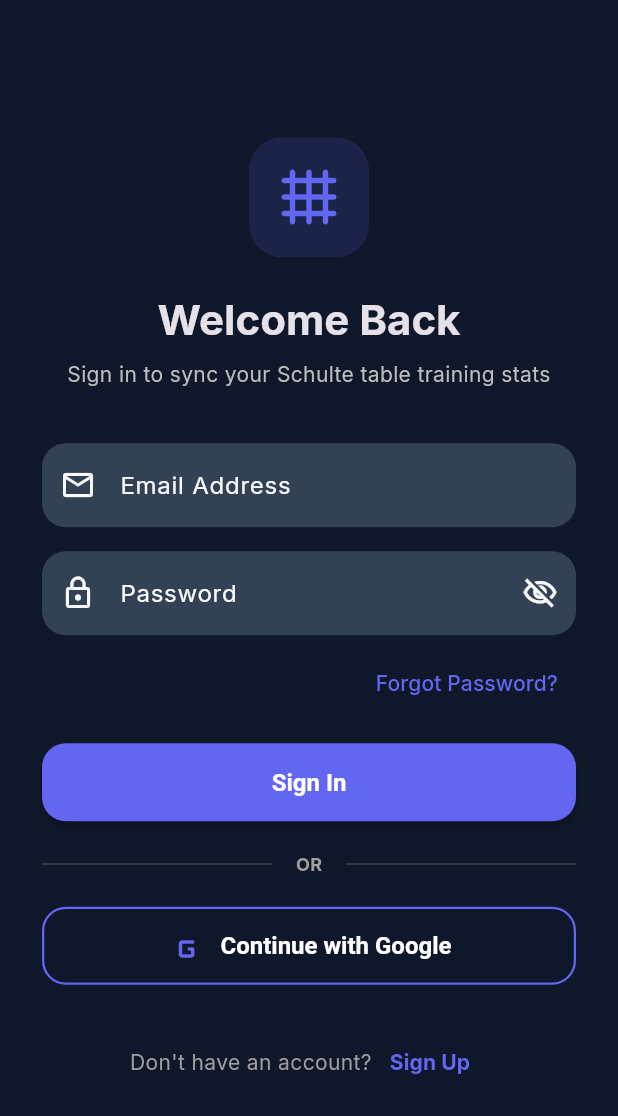
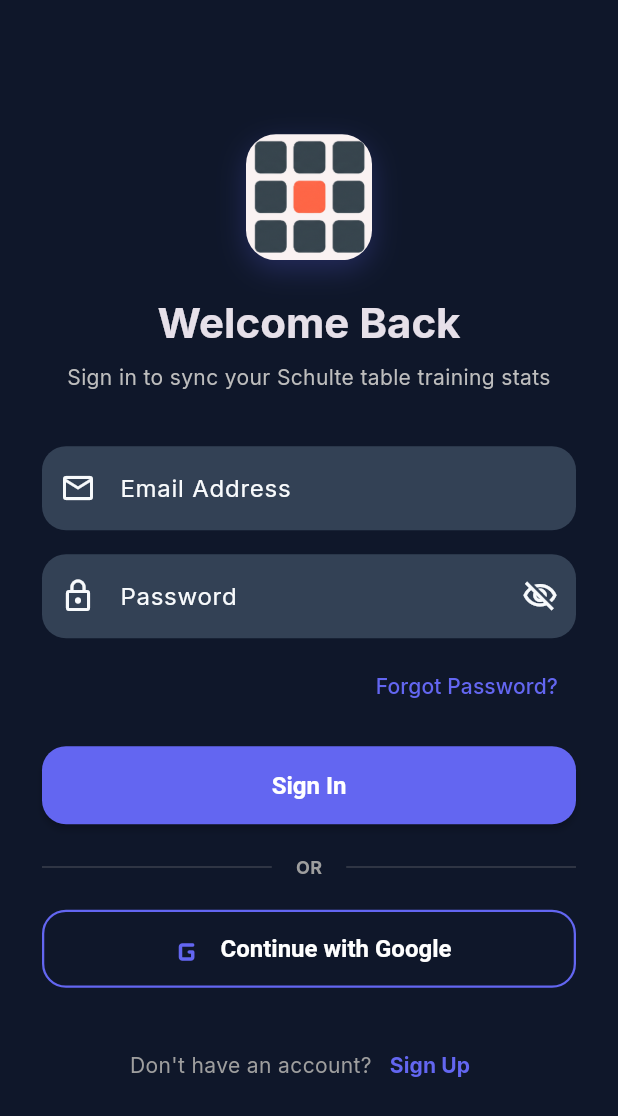
Before and after one commit to AswinNambala/schulte_focus_game, a Flutter app: the LoginPage screen opened by its route, on a phone screen of 412 x 824 dp. Shown: the top 1116 px of the screen. Run offline on Flutter 3.47's test engine with Material 3 defaults, Android fonts, the phone set to English and light mode, and no system bars; drawn by our look-alikes of flutter_animate; our stand-ins replace cloud_firestore, equatable, firebase_auth, firebase_core, firebase_crashlytics, fl_chart and 8 more; accounts and stored records are empty; network calls fail.

Commit message:
feat(assets): use schulte_table_logo.png as Android launcher icon and in splash & login screens

```diff
--- a/lib/features/auth/presentation/pages/login_page.dart
+++ b/lib/features/auth/presentation/pages/login_page.dart
@@ -132,16 +132,26 @@ class _LoginPageState extends State<LoginPage> {
                       // Header
                       Center(
                         child: Container(
-                          width: 80,
-                          height: 80,
+                          width: 84,
+                          height: 84,
                           decoration: BoxDecoration(
-                            color: AppColors.primary.withValues(alpha: 0.15),
-                            borderRadius: BorderRadius.circular(22),
+                            borderRadius: BorderRadius.circular(20),
+                            boxShadow: [
+                              BoxShadow(
+                                color: AppColors.primary.withValues(alpha: 0.25),
+                                blurRadius: 16,
+                                offset: const Offset(0, 6),
+                              ),
+                            ],
                           ),
-                          child: const Icon(
-                            Icons.grid_4x4_rounded,
-                            size: 44,
-                            color: AppColors.primary,
+                          child: ClipRRect(
+                            borderRadius: BorderRadius.circular(20),
+                            child: Image.asset(
+                              'assets/schulte_table_logo.png',
+                              width: 84,
+                              height: 84,
+                              fit: BoxFit.cover,
+                            ),
                           ),
                         ),
                       ).animate().scale(duration: 400.ms),
```
Also changed, not shown: lib/features/auth/presentation/pages/splash_page.dart (+17 -13 lines), pubspec.yaml (+10 -0 lines), pubspec.lock, 12 other files.
